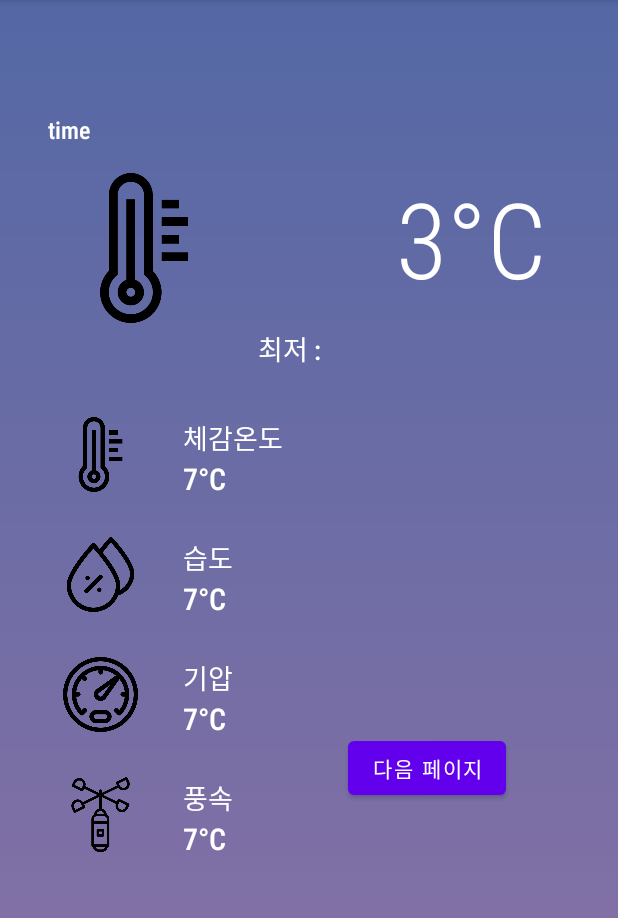
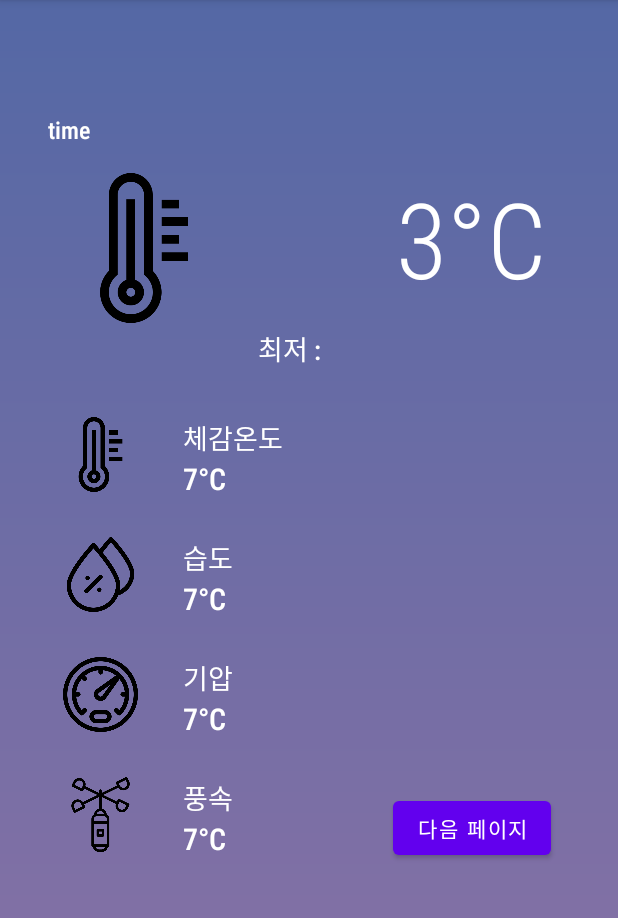
Before and after one commit to skfladl2/WeatherWear, an Android app: the MainActivity4 screen opened directly, with no data from a screen before it, on a phone screen of 412 x 824 dp, the part 84-1002 px from its top. Run offline under Robolectric (Android 15) with nearby library versions, the phone set to English and light mode, and no system bars.

Commit message:
Update activity_main4.xml

```diff
--- a/app/src/main/res/layout/activity_main4.xml
+++ b/app/src/main/res/layout/activity_main4.xml
@@ -221,8 +221,8 @@
             android:layout_width="wrap_content"
             android:layout_height="wrap_content"
             android:layout_below="@id/imgPressure"
-            android:layout_marginLeft="200dp"
-            android:layout_marginTop="0dp"
+            android:layout_marginLeft="230dp"
+            android:layout_marginTop="40dp"
             android:layout_marginRight="0dp"
 
             android:text="다음 페이지" />
```
